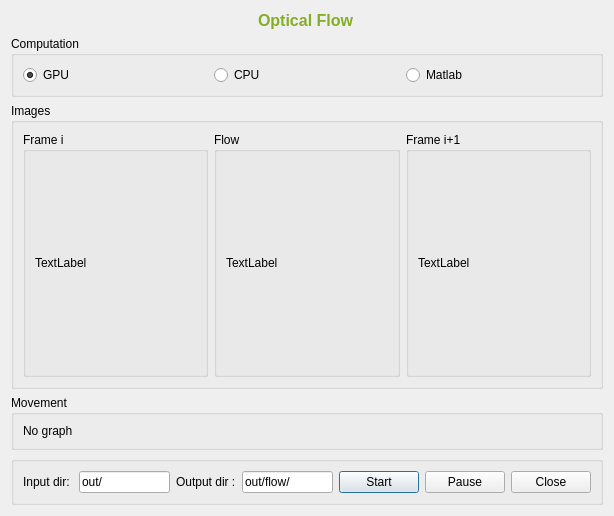
Before: the Qt Designer form test1/opticalflowui.ui in ciolben/asmv, drawn with Qt 5.
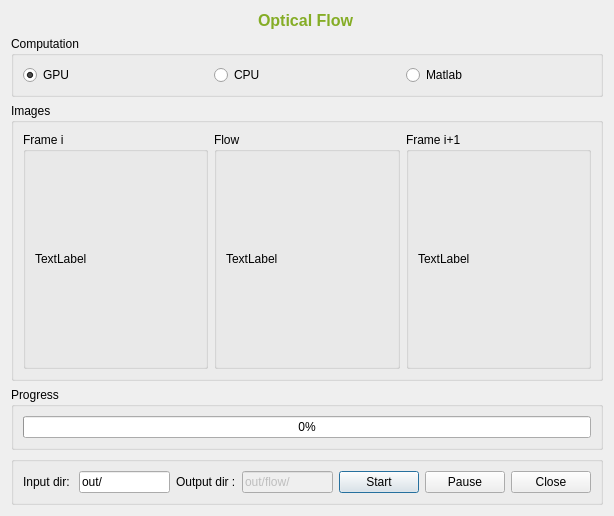
After: the same form once the commit is applied. Icons and pictures are not drawn.

```diff
--- a/test1/opticalflowui.ui
+++ b/test1/opticalflowui.ui
@@ -578,13 +578,13 @@
    <item>
     <widget class="QGroupBox" name="groupBox_3">
      <property name="title">
-      <string>Movement</string>
+      <string>Progress</string>
      </property>
      <layout class="QHBoxLayout" name="horizontalLayout_6">
       <item>
-       <widget class="QLabel" name="label_5">
-        <property name="text">
-         <string>No graph</string>
+       <widget class="QProgressBar" name="pbProgress">
+        <property name="value">
+         <number>0</number>
         </property>
        </widget>
       </item>
@@ -620,6 +620,9 @@
       </item>
       <item>
        <widget class="QLineEdit" name="txtOutput">
+        <property name="enabled">
+         <bool>false</bool>
+        </property>
         <property name="text">
          <string>out/flow/</string>
         </property>
```
Left out of the diff: 20 changed lines with no effect on the pictures.
